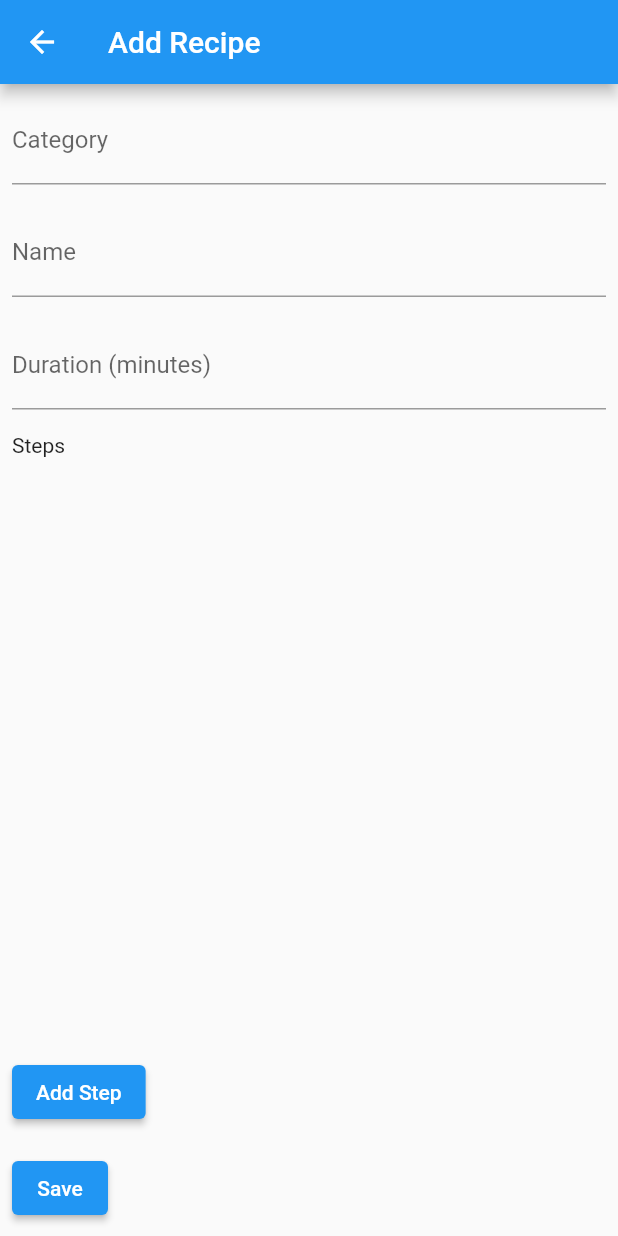
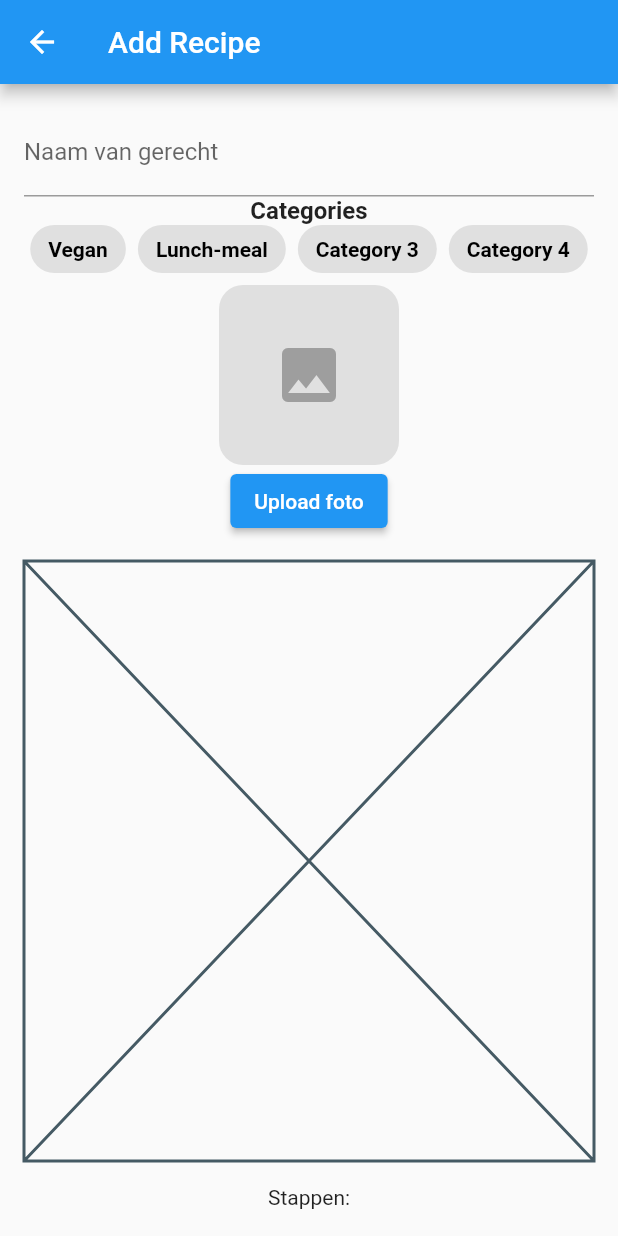
Before and after one commit to Hengselman/flutter_recepten_app, a Flutter app: the AddRecipeScreen screen opened directly, on a phone screen of 412 x 824 dp. Run offline on Flutter 3.47's test engine with Material 2 defaults, Android fonts, the light colour scheme and no system bars; our stand-ins replace email_validator, firebase_auth, firebase_core, firebase_database, firebase_storage, image_picker; accounts and stored records are empty.

Commit message:
Added selectImage and permissions to use gallery

```diff
--- a/lib/add_recipe.dart
+++ b/lib/add_recipe.dart
@@ -1,5 +1,8 @@
+import 'dart:io';
 import 'package:flutter/material.dart';
+import 'package:firebase_storage/firebase_storage.dart';
 import 'package:firebase_database/firebase_database.dart';
+import 'package:image_picker/image_picker.dart';
 
 class AddRecipeScreen extends StatefulWidget {
   @override
@@ -8,32 +11,73 @@ class AddRecipeScreen extends StatefulWidget {
 
 class _AddRecipeScreenState extends State<AddRecipeScreen> {
   final _formKey = GlobalKey<FormState>();
-  final _recipeRef = FirebaseDatabase.instance.ref().child('recipes');
+  String? _recipeName;
+  List<String> _selectedCategories = [];
+  List<String> _allCategories = [
+    'Vegan',
+    'Lunch-meal',
+    'Category 3',
+    'Category 4'
+  ]; // Replace with your actual category list
+  List<String> _steps = [];
+  File? _imageFile;
+  File? _selectedImage;
 
-  String _category = '';
-  String _name = '';
-  Duration _duration = Duration();
-  List<String> _steps = [];
+  Future<void> _selectImage() async {
+    // Implement image selection logic
+    // Use image_picker package or any other method to select an image file
+    final pickedFile =
+        await ImagePicker().pickImage(source: ImageSource.gallery);
+    if (pickedFile != null) {
+      setState(() {
+        _selectedImage = File(pickedFile.path);
+      });
+    }
+  }
 
-  void _addRecipe() {
+  Future<void> _uploadImage(String recipeId) async {
+    if (_imageFile != null) {
+      final storageRef =
+          FirebaseStorage.instance.ref().child('recipe_images/$recipeId.jpg');
+      await storageRef.putFile(_imageFile!);
+    }
+  }
+
+  void _saveRecipe() async {
     if (_formKey.currentState!.validate()) {
       _formKey.currentState!.save();
 
-      DatabaseReference newRecipeRef = _recipeRef.push();
-      newRecipeRef.set({
-        'category': _category,
-        'name': _name,
-        'duration': _duration.inMinutes,
+      // Save the recipe to the database
+      final recipeRef = FirebaseDatabase.instance.ref().child('recipes').push();
+      final recipeId = recipeRef.key;
+
+      // Upload the image to Firebase Storage
+      await _uploadImage(recipeId!);
+
+      // Create the recipe data object
+      final recipeData = {
+        'name': _recipeName,
+        'categories': _selectedCategories,
         'steps': _steps,
-      });
+        // Add more fields as needed
+      };
 
-      // Reset the form
-      _formKey.currentState!.reset();
-      _steps.clear();
+      // Save the recipe data to the database
+      await recipeRef.set(recipeData);
 
-      ScaffoldMessenger.of(context).showSnackBar(
-        SnackBar(content: Text('Recipe added successfully')),
-      );
+      // Navigate back to the previous screen
+      Navigator.pop(context);
+    }
+  }
+
+  Color _getCategoryColor(String category) {
+    switch (category.toLowerCase()) {
+      case 'vegan':
+        return Colors.green;
+      case 'lunch-meal':
+        return Colors.orange;
+      default:
+        return Colors.blue;
     }
   }
 
@@ -43,55 +87,94 @@ class _AddRecipeScreenState extends State<AddRecipeScreen> {
       appBar: AppBar(
         title: Text('Add Recipe'),
       ),
-      body: Padding(
-        padding: const EdgeInsets.all(8.0),
+      body: SingleChildScrollView(
+        child: Padding(
+          padding: EdgeInsets.all(16.0),
           child: Form(
             key: _formKey,
             child: Column(
-            crossAxisAlignment: CrossAxisAlignment.start,
               children: [
                 TextFormField(
-                decoration: InputDecoration(labelText: 'Category'),
+                  decoration: InputDecoration(labelText: 'Naam van gerecht'),
                   validator: (value) {
                     if (value == null || value.isEmpty) {
-                    return 'Please enter a category';
+                      return 'Vul de naam van het gerecht in.';
                     }
                     return null;
                   },
-                onSaved: (value) => _category = value!,
+                  onSaved: (value) {
+                    _recipeName = value;
+                  },
+                ),
+                Text(
+                  'Categories',
+                  style: TextStyle(fontSize: 16.0, fontWeight: FontWeight.bold),
+                ),
+                Wrap(
+                  spacing: 8.0,
+                  children: _allCategories.map((category) {
+                    final bool isSelected =
+                        _selectedCategories.contains(category);
+                    final Color categoryColor = _getCategoryColor(category);
+
+                    return GestureDetector(
+                      onTap: () {
+                        setState(() {
+                          if (isSelected) {
+                            _selectedCategories.remove(category);
+                          } else {
+                            _selectedCategories.add(category);
+                          }
+                        });
+                      },
+                      child: Container(
+                        padding: EdgeInsets.symmetric(
+                            horizontal: 12.0, vertical: 8.0),
+                        decoration: BoxDecoration(
+                          color: isSelected ? categoryColor : Colors.grey[300],
+                          borderRadius: BorderRadius.circular(16.0),
+                        ),
+                        child: Text(
+                          category,
+                          style: TextStyle(
+                            color: isSelected ? Colors.white : Colors.black,
+                            fontWeight: FontWeight.bold,
+                          ),
+                        ),
+                      ),
+                    );
+                  }).toList(),
+                ),
+                SizedBox(height: 8.0),
+                GestureDetector(
+                  onTap: _selectImage,
+                  child: Container(
+                    width: 120.0,
+                    height: 120.0,
+                    decoration: BoxDecoration(
+                      color: Colors.grey[300],
+                      borderRadius: BorderRadius.circular(16.0),
+                    ),
+                    child: _selectedImage != null
+                        ? Image.file(
+                            _selectedImage!,
+                            fit: BoxFit.cover,
+                          )
+                        : Icon(Icons.image, size: 48.0, color: Colors.grey),
+                  ),
+                ),
+                ElevatedButton(
+                  onPressed: _selectImage,
+                  child: Text('Upload foto'),
                 ),
                 SizedBox(height: 16.0),
-              TextFormField(
-                decoration: InputDecoration(labelText: 'Name'),
-                validator: (value) {
-                  if (value == null || value.isEmpty) {
-                    return 'Please enter a name';
-                  }
-                  return null;
-                },
-                onSaved: (value) => _name = value!,
-              ),
+                _imageFile != null
+                    ? Image.file(_imageFile!)
+                    : Placeholder(), // Show selected image or placeholder
                 SizedBox(height: 16.0),
-              TextFormField(
-                decoration: InputDecoration(labelText: 'Duration (minutes)'),
-                keyboardType: TextInputType.number,
-                validator: (value) {
-                  if (value == null || value.isEmpty) {
-                    return 'Please enter a duration';
-                  }
-                  if (int.tryParse(value) == null) {
-                    return 'Please enter a valid number';
-                  }
-                  return null;
-                },
-                onSaved: (value) =>
-                    _duration = Duration(minutes: int.parse(value!)),
-              ),
-              SizedBox(height: 16.0),
-              Text('Steps'),
-              SizedBox(height: 8.0),
-              Expanded(
-                child: ListView.builder(
+                Text('Stappen:'),
+                ListView.builder(
+                  shrinkWrap: true,
                   itemCount: _steps.length,
                   itemBuilder: (context, index) {
                     return ListTile(
@@ -99,37 +182,19 @@ class _AddRecipeScreenState extends State<AddRecipeScreen> {
                     );
                   },
                 ),
-              ),
-              SizedBox(height: 8.0),
+                SizedBox(height: 16.0),
                 ElevatedButton(
                   onPressed: () {
                     showDialog(
                       context: context,
-                    builder: (context) => _buildAddStepDialog(),
-                  );
+                      builder: (BuildContext context) {
+                        String newStep = '';
+                        return AlertDialog(
+                          title: Text('Voeg extra stap toe'),
+                          content: TextFormField(
+                            onChanged: (value) {
+                              newStep = value;
                             },
-                child: Text('Add Step'),
-              ),
-              SizedBox(height: 16.0),
-              ElevatedButton(
-                onPressed: _addRecipe,
-                child: Text('Save'),
-              ),
-            ],
-          ),
-        ),
-      ),
-    );
-  }
-
-  Widget _buildAddStepDialog() {
-    String newStep = '';
-
-    return AlertDialog(
-      title: Text('Add Step'),
-      content: TextFormField(
-        decoration: InputDecoration(labelText: 'Step'),
-        onChanged: (value) => newStep = value,
                           ),
                           actions: [
                             ElevatedButton(
@@ -141,9 +206,25 @@ class _AddRecipeScreenState extends State<AddRecipeScreen> {
                                   Navigator.pop(context);
                                 }
                               },
-          child: Text('Add'),
+                              child: Text('Toevoegen'),
                             ),
                           ],
                         );
+                      },
+                    );
+                  },
+                  child: Text('Voeg stap toe'),
+                ),
+                SizedBox(height: 16.0),
+                ElevatedButton(
+                  onPressed: _saveRecipe,
+                  child: Text('Sla recept op!'),
+                ),
+              ],
+            ),
+          ),
+        ),
+      ),
+    );
   }
 }
--- a/pubspec.yaml
+++ b/pubspec.yaml
@@ -13,6 +13,8 @@ dependencies:
   flutter:
     sdk: flutter
   email_validator: ^2.0.1
+  firebase_storage: ^11.2.3
+  image_picker: ^0.8.9
 
 dev_dependencies:
   flutter_test:
```
Also changed, not shown: pubspec.lock, 6 other files. Lines whose indentation alone changed are shown as unchanged.
